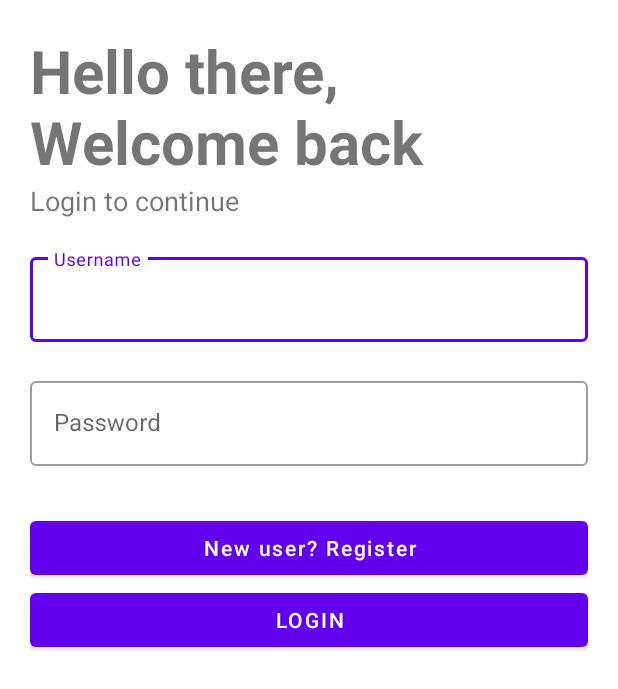
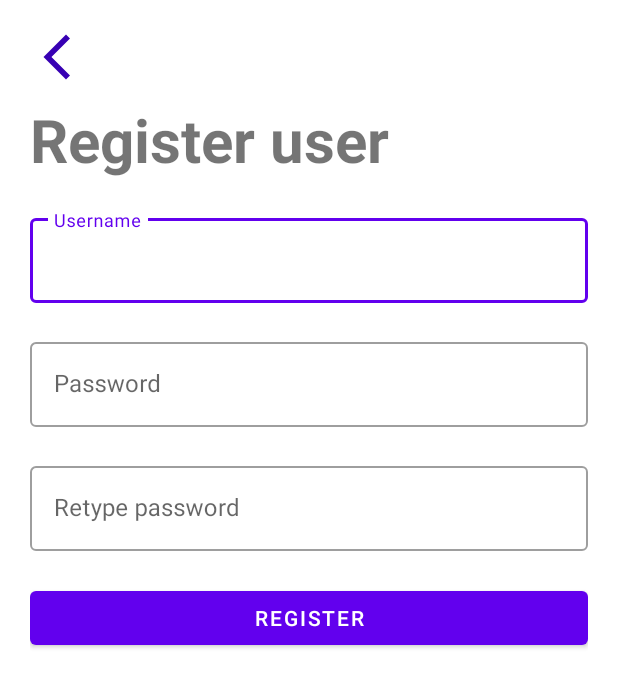
Before and after one commit to sog-spirit/chuyen-de-cong-nghe, an Android app: the screen it shows after launch (FragmentReplacerActivity), after a tap on "New user? Register", on a phone screen of 412 x 824 dp. Shown: the top 689 px of the screen. Run offline under Robolectric (Android 15) with nearby library versions, the phone set to English and light mode, and no system bars.

Commit message:
User register UI added

```diff
--- a/mobile/app/src/main/java/com/example/blogandroid/FragmentReplacerActivity.java
+++ b/mobile/app/src/main/java/com/example/blogandroid/FragmentReplacerActivity.java
@@ -8,7 +8,8 @@ import android.os.Bundle;
 import android.view.View;
 
 import com.example.blogandroid.databinding.ActivityFragmentReplacerBinding;
-import com.example.blogandroid.fragments.LoginFragment;
+import com.example.blogandroid.fragments.loginactivity.LoginFragment;
+import com.example.blogandroid.fragments.loginactivity.RegisterFragment;
 
 public class FragmentReplacerActivity extends AppCompatActivity {
     private ActivityFragmentReplacerBinding fragmentReplacerBinding;
@@ -28,6 +29,9 @@ public class FragmentReplacerActivity extends AppCompatActivity {
     public void setCurrentFragment(Fragment fragment) {
         FragmentTransaction fragmentTransaction = getSupportFragmentManager().beginTransaction();
         fragmentTransaction.setCustomAnimations(android.R.anim.slide_in_left, android.R.anim.slide_out_right);
+        if (fragment instanceof RegisterFragment) {
+            fragmentTransaction.addToBackStack(null);
+        }
         fragmentTransaction.replace(fragmentReplacerBinding.frameLayout.getId(), fragment);
         fragmentTransaction.commit();
     }
--- a/mobile/app/src/main/java/com/example/blogandroid/apiservice/APIService.java
+++ b/mobile/app/src/main/java/com/example/blogandroid/apiservice/APIService.java
@@ -52,4 +52,7 @@ public interface APIService {
 
     @POST("user/login")
     Call<Void> loginUser(@Body HashMap<String, String> userLoginData);
+
+    @POST("user/register")
+    Call<Void> registerUser(@Body HashMap<String, String> userRegisterData);
 }
--- a/mobile/app/src/main/java/com/example/blogandroid/fragments/LoginFragment.java
+++ b/mobile/app/src/main/java/com/example/blogandroid/fragments/loginactivity/LoginFragment.java
@@ -1,4 +1,4 @@
-package com.example.blogandroid.fragments;
+package com.example.blogandroid.fragments.loginactivity;
 
 import android.content.Intent;
 import android.os.Bundle;
@@ -54,7 +54,9 @@ public class LoginFragment extends Fragment {
             }
             loginUser(username, password);
         });
-        fragmentLoginBinding.registerButton.setOnClickListener(view -> {});
+        fragmentLoginBinding.registerButton.setOnClickListener(view -> {
+            ((FragmentReplacerActivity) getActivity()).setCurrentFragment(new RegisterFragment());
+        });
         fragmentLoginBinding.usernameTextInput.addTextChangedListener(new TextWatcher() {
             @Override
             public void beforeTextChanged(CharSequence charSequence, int i, int i1, int i2) {
--- /dev/null
+++ b/mobile/app/src/main/java/com/example/blogandroid/fragments/loginactivity/RegisterFragment.java
@@ -0,0 +1,139 @@
+package com.example.blogandroid.fragments.loginactivity;
+
+import android.os.Bundle;
+
+import androidx.annotation.NonNull;
+import androidx.annotation.Nullable;
+import androidx.fragment.app.Fragment;
+
+import android.text.Editable;
+import android.text.TextWatcher;
+import android.view.LayoutInflater;
+import android.view.View;
+import android.view.ViewGroup;
+
+import com.example.blogandroid.R;
+import com.example.blogandroid.apiservice.APIService;
+import com.example.blogandroid.databinding.FragmentRegisterBinding;
+
+import java.util.HashMap;
+
+import retrofit2.Call;
+import retrofit2.Callback;
+import retrofit2.Response;
+
+public class RegisterFragment extends Fragment {
+    private FragmentRegisterBinding fragmentRegisterBinding;
+
+    @Override
+    public View onCreateView(LayoutInflater inflater, ViewGroup container,
+                             Bundle savedInstanceState) {
+        fragmentRegisterBinding = FragmentRegisterBinding.inflate(inflater, container, false);
+        return fragmentRegisterBinding.getRoot();
+    }
+
+    @Override
+    public void onViewCreated(@NonNull View view, @Nullable Bundle savedInstanceState) {
+        super.onViewCreated(view, savedInstanceState);
+        initializeUIComponent();
+    }
+
+    private void initializeUIComponent() {
+        fragmentRegisterBinding.backButton.setOnClickListener(view -> {
+            getParentFragmentManager().popBackStack();
+        });
+        fragmentRegisterBinding.registerButton.setOnClickListener(view -> {
+            String username = fragmentRegisterBinding.usernameTextInput.getText().toString();
+            String password = fragmentRegisterBinding.passwordTextInput.getText().toString();
+            String confirmationPassword = fragmentRegisterBinding.passwordConfirmTextInput.getText().toString();
+            if (username.isEmpty() || password.isEmpty() || confirmationPassword.isEmpty()) {
+                if (username.isEmpty())
+                    fragmentRegisterBinding.usernameTextInputLayout.setError("Username is empty");
+                if (password.isEmpty())
+                    fragmentRegisterBinding.passwordTextInputLayout.setError("Password is empty");
+                if (confirmationPassword.isEmpty())
+                    fragmentRegisterBinding.passwordConfirmTextInputLayout.setError("Confirm password is empty");
+                return;
+            }
+            if (!password.equals(confirmationPassword)) {
+                fragmentRegisterBinding.passwordTextInputLayout.setError("Password and confirm password do not match");
+                fragmentRegisterBinding.passwordConfirmTextInputLayout.setError("Password and confirm password do not match");
+                return;
+            }
+            registerUser(username, password);
+        });
+        fragmentRegisterBinding.usernameTextInput.addTextChangedListener(new TextWatcher() {
+            @Override
+            public void beforeTextChanged(CharSequence charSequence, int i, int i1, int i2) {
+
+            }
+
+            @Override
+            public void onTextChanged(CharSequence charSequence, int i, int i1, int i2) {
+
+            }
+
+            @Override
+            public void afterTextChanged(Editable editable) {
+                if (fragmentRegisterBinding.usernameTextInput.length() > 0)
+                    fragmentRegisterBinding.usernameTextInputLayout.setError(null);
+            }
+        });
+        fragmentRegisterBinding.passwordTextInput.addTextChangedListener(new TextWatcher() {
+            @Override
+            public void beforeTextChanged(CharSequence charSequence, int i, int i1, int i2) {
+
+            }
+
+            @Override
+            public void onTextChanged(CharSequence charSequence, int i, int i1, int i2) {
+
+            }
+
+            @Override
+            public void afterTextChanged(Editable editable) {
+                if (fragmentRegisterBinding.passwordTextInput.length() > 0)
+                    fragmentRegisterBinding.passwordTextInputLayout.setError(null);
+            }
+        });
+        fragmentRegisterBinding.passwordConfirmTextInput.addTextChangedListener(new TextWatcher() {
+            @Override
+            public void beforeTextChanged(CharSequence charSequence, int i, int i1, int i2) {
+
+            }
+
+            @Override
+            public void onTextChanged(CharSequence charSequence, int i, int i1, int i2) {
+
+            }
+
+            @Override
+            public void afterTextChanged(Editable editable) {
+                if (fragmentRegisterBinding.passwordConfirmTextInput.length() > 0)
+                    fragmentRegisterBinding.passwordConfirmTextInputLayout.setError(null);
+            }
+        });
+    }
+
+    private void registerUser(String username, String password) {
+        HashMap<String, String> userRegistrationData = new HashMap<>();
+        userRegistrationData.put("username", username);
+        userRegistrationData.put("password", password);
+        APIService.apiService.registerUser(userRegistrationData).enqueue(new Callback<Void>() {
+            @Override
+            public void onResponse(Call<Void> call, Response<Void> response) {
+                if (response.isSuccessful()) {
+                    getParentFragmentManager().popBackStack();
+                }
+                else {
+                    fragmentRegisterBinding.usernameTextInputLayout.setError("Username is existed!");
+                }
+            }
+
+            @Override
+            public void onFailure(Call<Void> call, Throwable t) {
+                t.printStackTrace();
+            }
+        });
+    }
+}
--- /dev/null
+++ b/mobile/app/src/main/res/drawable/ic_baseline_arrow_back_ios_new_36.xml
@@ -0,0 +1,5 @@
+<vector android:height="36dp" android:tint="#000000"
+    android:viewportHeight="24" android:viewportWidth="24"
+    android:width="36dp" xmlns:android="http://schemas.android.com/apk/res/android">
+    <path android:fillColor="@android:color/white" android:pathData="M17.77,3.77l-1.77,-1.77l-10,10l10,10l1.77,-1.77l-8.23,-8.23z"/>
+</vector>
--- /dev/null
+++ b/mobile/app/src/main/res/layout/fragment_register.xml
@@ -0,0 +1,99 @@
+<?xml version="1.0" encoding="utf-8"?>
+<LinearLayout xmlns:android="http://schemas.android.com/apk/res/android"
+    xmlns:app="http://schemas.android.com/apk/res-auto"
+    xmlns:tools="http://schemas.android.com/tools"
+    android:layout_width="match_parent"
+    android:layout_height="match_parent"
+    tools:context=".FragmentReplacerActivity"
+    android:orientation="vertical"
+    android:padding="20dp">
+
+    <RelativeLayout
+        android:layout_width="match_parent"
+        android:layout_height="wrap_content"
+        android:id="@+id/buttonTopNav"
+        android:layout_marginBottom="10dp">
+
+        <ImageButton
+            android:layout_width="wrap_content"
+            android:layout_height="wrap_content"
+            android:id="@+id/backButton"
+            android:clickable="true"
+            android:focusable="true"
+            android:background="?attr/selectableItemBackground"
+            app:tint="@color/design_default_color_primary_variant"
+            android:src="@drawable/ic_baseline_arrow_back_ios_new_36"/>
+
+    </RelativeLayout>
+
+    <TextView
+        android:layout_width="match_parent"
+        android:layout_height="wrap_content"
+        android:text="Register user"
+        android:textSize="40sp"
+        android:textStyle="bold"/>
+
+    <LinearLayout
+        android:layout_width="match_parent"
+        android:layout_height="wrap_content"
+        android:layout_marginTop="20dp"
+        android:layout_marginBottom="10dp"
+        android:orientation="vertical">
+
+        <com.google.android.material.textfield.TextInputLayout
+            android:layout_width="match_parent"
+            android:layout_height="wrap_content"
+            android:id="@+id/username_textInputLayout"
+            app:errorEnabled="true"
+            android:hint="Username"
+            style="@style/Widget.MaterialComponents.TextInputLayout.OutlinedBox">
+
+            <com.google.android.material.textfield.TextInputEditText
+                android:id="@+id/username_textInput"
+                android:layout_width="match_parent"
+                android:layout_height="wrap_content"
+                android:inputType="text"/>
+
+        </com.google.android.material.textfield.TextInputLayout>
+
+        <com.google.android.material.textfield.TextInputLayout
+            android:layout_width="match_parent"
+            android:layout_height="wrap_content"
+            android:id="@+id/password_textInputLayout"
+            app:errorEnabled="true"
+            android:hint="Password"
+            style="@style/Widget.MaterialComponents.TextInputLayout.OutlinedBox">
+
+            <com.google.android.material.textfield.TextInputEditText
+                android:id="@+id/password_textInput"
+                android:layout_width="match_parent"
+                android:layout_height="wrap_content"
+                android:inputType="textPassword"/>
+
+        </com.google.android.material.textfield.TextInputLayout>
+
+        <com.google.android.material.textfield.TextInputLayout
+            android:layout_width="match_parent"
+            android:layout_height="wrap_content"
+            android:id="@+id/passwordConfirm_textInputLayout"
+            app:errorEnabled="true"
+            android:hint="Retype password"
+            style="@style/Widget.MaterialComponents.TextInputLayout.OutlinedBox">
+
+            <com.google.android.material.textfield.TextInputEditText
+                android:id="@+id/passwordConfirm_textInput"
+                android:layout_width="match_parent"
+                android:layout_height="wrap_content"
+                android:inputType="textPassword"/>
+
+        </com.google.android.material.textfield.TextInputLayout>
+
+        <Button
+            android:id="@+id/registerButton"
+            android:layout_width="match_parent"
+            android:layout_height="wrap_content"
+            android:text="Register" />
+
+    </LinearLayout>
+
+</LinearLayout>
```
